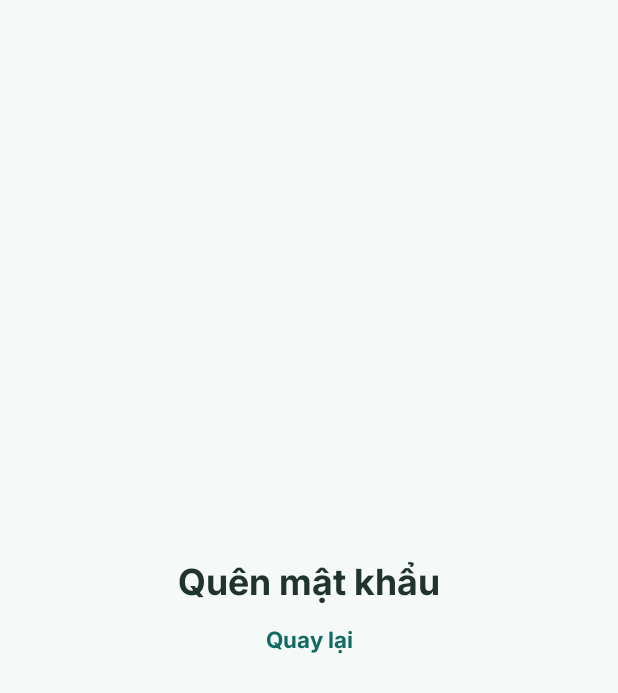
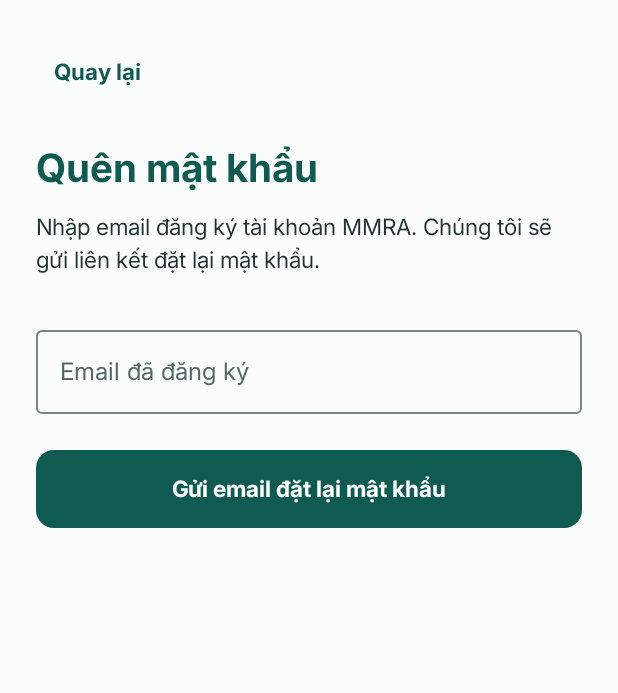
Before and after one commit to ntrang06/DO-AN-THUC-TE-CNPM, an Android app built with Jetpack Compose: the FirebasePasswordResetScreen screen opened through its navigation route, on a phone screen of 412 x 824 dp. Shown: the top 693 px of the screen. Run offline under Robolectric (Android 15) with nearby library versions, the phone set to English and light mode, and no system bars; our stand-ins replace Firebase (no records; nobody signed in at launch, a user with empty details on screens opened directly).

Commit message:
add firebase password reset email screen

```diff
--- a/app/src/main/java/com/example/dattcnpm/ui/navigation/MMRANavHost.kt
+++ b/app/src/main/java/com/example/dattcnpm/ui/navigation/MMRANavHost.kt
@@ -40,6 +40,7 @@ import com.example.dattcnpm.ui.screens.scan.ScanScreen
 import com.example.dattcnpm.ui.screens.setup.SetupDisplayPreferenceScreen
 import com.example.dattcnpm.ui.screens.setup.SetupTargetUserScreen
 import com.example.dattcnpm.ui.viewmodel.AuthViewModel
+import com.example.dattcnpm.ui.screens.auth.FirebasePasswordResetScreen
 
 @Composable
 fun MMRANavHost(
@@ -304,14 +305,28 @@ fun MMRANavHost(
             )
         }
 
-        // Phần đặt lại mật khẩu Firebase sẽ tích hợp sau.
+
         composable(MMRADestinations.FORGOT_PASSWORD) {
-            PlaceholderScreen(
-                title = "Quên mật khẩu",
-                actionLabel = "Quay lại",
-                onActionClick = goBack
+            FirebasePasswordResetScreen(
+                onBackClick = {
+                    if (!authViewModel.isLoading) {
+                        authViewModel.clearError()
+                        goBack()
+                    }
+                },
+
+                onSendEmail = { email, onComplete ->
+                    authViewModel.sendPasswordReset(
+                        email = email,
+                        onComplete = onComplete
+                    )
+                },
+
+                isLoading = authViewModel.isLoading,
+                externalError = authViewModel.errorMessage
             )
         }
+
 
         // -------------------------------
         // INITIAL SETUP - TARGET USER
--- /dev/null
+++ b/app/src/main/java/com/example/dattcnpm/ui/screens/auth/FirebasePasswordResetScreen.kt
@@ -0,0 +1,176 @@
+
+package com.example.dattcnpm.ui.screens.auth
+
+import android.util.Patterns
+import androidx.compose.foundation.layout.*
+import androidx.compose.foundation.rememberScrollState
+import androidx.compose.foundation.shape.RoundedCornerShape
+import androidx.compose.foundation.verticalScroll
+import androidx.compose.material3.*
+import androidx.compose.runtime.*
+import androidx.compose.ui.Alignment
+import androidx.compose.ui.Modifier
+import androidx.compose.ui.graphics.Color
+import androidx.compose.ui.text.font.FontWeight
+import androidx.compose.ui.text.input.KeyboardType
+import androidx.compose.foundation.text.KeyboardOptions
+import androidx.compose.ui.unit.dp
+import androidx.compose.ui.unit.sp
+
+private val ResetPrimaryColor = Color(0xFF0F5B51)
+private val ResetBackgroundColor = Color(0xFFFAFDFB)
+
+@Composable
+fun FirebasePasswordResetScreen(
+    onBackClick: () -> Unit,
+    onSendEmail: (String, (Boolean) -> Unit) -> Unit,
+    isLoading: Boolean,
+    externalError: String?
+) {
+    var email by remember { mutableStateOf("") }
+    var localError by remember { mutableStateOf<String?>(null) }
+    var emailSent by remember { mutableStateOf(false) }
+
+    Surface(
+        modifier = Modifier.fillMaxSize(),
+        color = ResetBackgroundColor
+    ) {
+        Column(
+            modifier = Modifier
+                .fillMaxSize()
+                .verticalScroll(rememberScrollState())
+                .imePadding()
+                .padding(24.dp),
+            horizontalAlignment = Alignment.Start
+        ) {
+
+            TextButton(
+                onClick = onBackClick,
+                enabled = !isLoading
+            ) {
+                Text(
+                    "Quay lại",
+                    color = ResetPrimaryColor
+                )
+            }
+
+            Spacer(Modifier.height(24.dp))
+
+            Text(
+                text = "Quên mật khẩu",
+                fontSize = 26.sp,
+                fontWeight = FontWeight.Bold,
+                color = ResetPrimaryColor
+            )
+
+            Spacer(Modifier.height(12.dp))
+
+            Text(
+                text = if (emailSent) {
+                    "Yêu cầu đã được xử lý. " +
+                            "Nếu email có tài khoản hợp lệ, " +
+                            "hãy kiểm tra hộp thư và Spam " +
+                            "để tìm liên kết đặt lại mật khẩu."
+                } else {
+                    "Nhập email đăng ký tài khoản MMRA. " +
+                            "Chúng tôi sẽ gửi liên kết đặt lại mật khẩu."
+                },
+                fontSize = 15.sp,
+                lineHeight = 22.sp
+            )
+
+            Spacer(Modifier.height(28.dp))
+
+            if (!emailSent) {
+
+                OutlinedTextField(
+                    value = email,
+                    onValueChange = {
+                        email = it
+                        localError = null
+                    },
+                    label = {
+                        Text("Email đã đăng ký")
+                    },
+                    placeholder = {
+                        Text("example@gmail.com")
+                    },
+                    singleLine = true,
+                    enabled = !isLoading,
+                    keyboardOptions = KeyboardOptions(
+                        keyboardType = KeyboardType.Email
+                    ),
+                    modifier = Modifier.fillMaxWidth()
+                )
+
+                val displayedError = localError ?: externalError
+
+                if (displayedError != null) {
+                    Spacer(Modifier.height(8.dp))
+
+                    Text(
+                        text = displayedError,
+                        color = MaterialTheme.colorScheme.error,
+                        fontSize = 13.sp
+                    )
+                }
+
+                Spacer(Modifier.height(24.dp))
+
+                Button(
+                    onClick = {
+                        val address = email.trim()
+
+                        if (
+                            !Patterns.EMAIL_ADDRESS
+                                .matcher(address)
+                                .matches()
+                        ) {
+                            localError =
+                                "Vui lòng nhập địa chỉ email hợp lệ."
+                        } else {
+                            localError = null
+
+                            onSendEmail(address) { success ->
+                                if (success) {
+                                    emailSent = true
+                                }
+                            }
+                        }
+                    },
+                    enabled = !isLoading,
+                    modifier = Modifier
+                        .fillMaxWidth()
+                        .height(52.dp),
+                    shape = RoundedCornerShape(12.dp),
+                    colors = ButtonDefaults.buttonColors(
+                        containerColor = ResetPrimaryColor
+                    )
+                ) {
+                    if (isLoading) {
+                        CircularProgressIndicator(
+                            modifier = Modifier.size(22.dp),
+                            color = Color.White,
+                            strokeWidth = 2.dp
+                        )
+                    } else {
+                        Text("Gửi email đặt lại mật khẩu")
+                    }
+                }
+
+            } else {
+                Button(
+                    onClick = onBackClick,
+                    modifier = Modifier
+                        .fillMaxWidth()
+                        .height(52.dp),
+                    colors = ButtonDefaults.buttonColors(
+                        containerColor = ResetPrimaryColor
+                    )
+                ) {
+                    Text("Quay về đăng nhập")
+                }
+            }
+        }
+    }
+}
```
